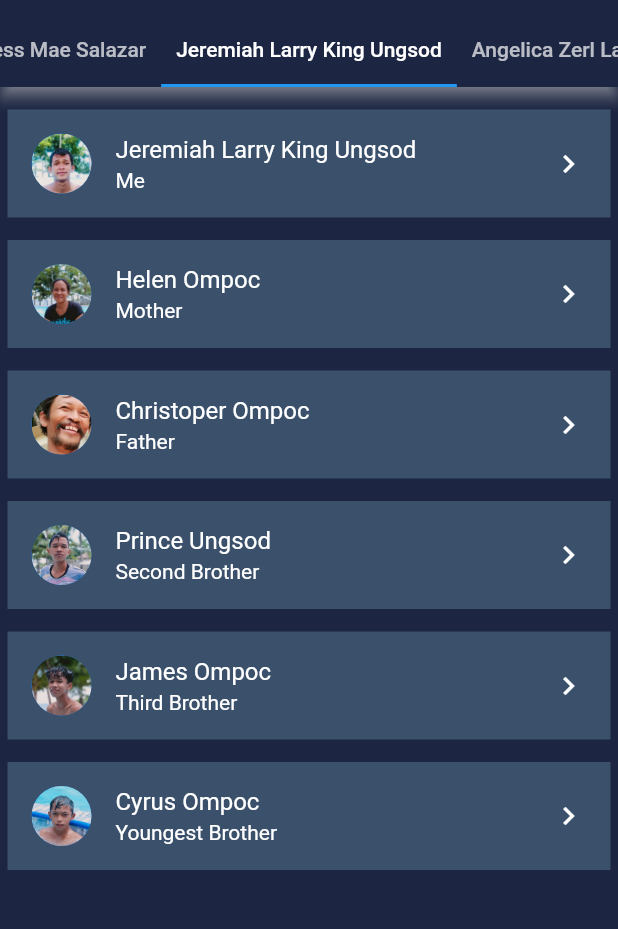
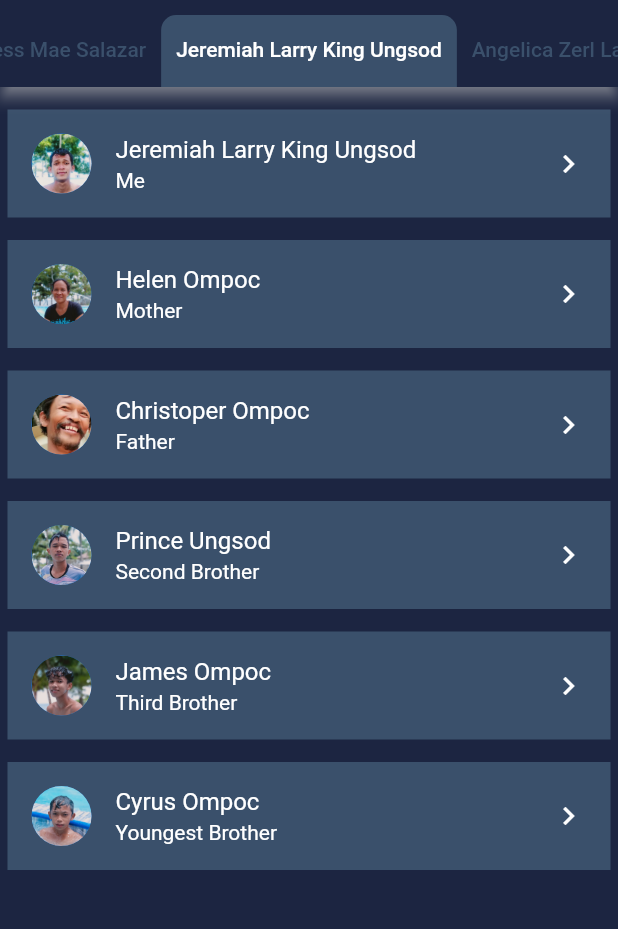
Before and after one commit to Jeremiah019/innovative_task_1_group_three, a Flutter app: the screen it shows after launch, tab 2 chosen, on a phone screen of 412 x 824 dp, the part 75-1004 px from its top. Run offline on Flutter 3.47's test engine with Material 2 defaults, Android fonts, the phone set to English and light mode, and no system bars.

Commit message:
Update Tab Bar

```diff
--- a/lib/homepage.dart
+++ b/lib/homepage.dart
@@ -351,12 +351,23 @@ class _HomeState extends State<Home> with SingleTickerProviderStateMixin{
                  )
              ],
            ),
-          bottom: TabBar(
-            isScrollable: true,
-            controller: tabController,
-            labelPadding: const EdgeInsets.symmetric(
-                horizontal: 10.0
+        bottom: TabBar(
+          isScrollable: true,
+          controller: tabController,
+          labelPadding: const EdgeInsets.symmetric(
+              horizontal: 10.0
             ),
+          indicator: const ShapeDecoration(
+              shape: RoundedRectangleBorder(
+                  borderRadius: BorderRadius.only(
+                      topLeft: Radius.circular(10),
+                      topRight: Radius.circular(10)
+                  )
+              ),
+              color: Color(0xFF3a506b),
+          ),
+          labelColor: Colors.white,
+          unselectedLabelColor: const Color(0xFF3a506b),
             tabs: const [
               Tab(
                   child: Text(
```
